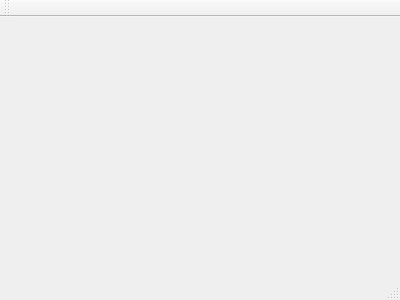
Above: mainwindow.ui from fkorsa/ProjectBlindTest before the change. Below: the same form after it.
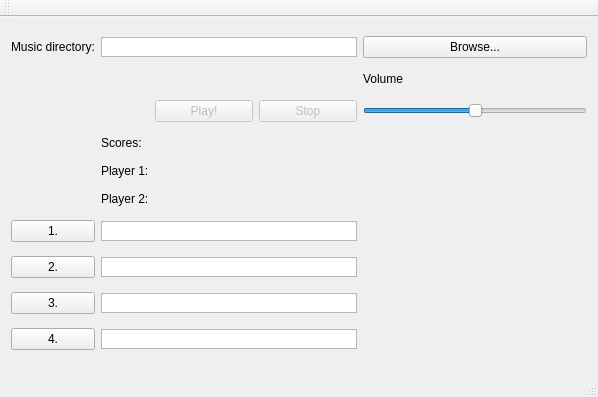
That is the form after the change.

Commit message: Created a basic GUI, 4 choices of music.

Diff of the .ui file:
```diff
--- a/mainwindow.ui
+++ b/mainwindow.ui
@@ -1,24 +1,257 @@
 <ui version="4.0">
  <class>MainWindow</class>
- <widget class="QMainWindow" name="MainWindow" >
-  <property name="geometry" >
+ <widget class="QMainWindow" name="MainWindow">
+  <property name="geometry">
    <rect>
     <x>0</x>
     <y>0</y>
-    <width>400</width>
-    <height>300</height>
+    <width>598</width>
+    <height>397</height>
    </rect>
   </property>
   <property name="windowTitle" >
    <string>MainWindow</string>
   </property>
-  <widget class="QMenuBar" name="menuBar" />
-  <widget class="QToolBar" name="mainToolBar" />
-  <widget class="QWidget" name="centralWidget" />
-  <widget class="QStatusBar" name="statusBar" />
+  <widget class="QWidget" name="centralWidget">
+   <layout class="QGridLayout" name="gridLayout">
+    <item row="2" column="5">
+     <widget class="QSlider" name="volumeSlider">
+      <property name="minimum">
+       <number>0</number>
+      </property>
+      <property name="maximum">
+       <number>100</number>
+      </property>
+      <property name="value">
+       <number>50</number>
+      </property>
+      <property name="orientation">
+       <enum>Qt::Horizontal</enum>
+      </property>
+     </widget>
+    </item>
+    <item row="4" column="3">
+     <widget class="QLabel" name="labelScore1">
+      <property name="text">
+       <string/>
+      </property>
+     </widget>
+    </item>
+    <item row="2" column="3">
+     <widget class="QPushButton" name="playButton">
+      <property name="enabled">
+       <bool>false</bool>
+      </property>
+      <property name="text">
+       <string>Play!</string>
+      </property>
+     </widget>
+    </item>
+    <item row="8" column="2" colspan="3">
+     <widget class="QTextBrowser" name="answerWidget3">
+      <property name="maximumSize">
+       <size>
+        <width>16777215</width>
+        <height>20</height>
+       </size>
+      </property>
+      <property name="verticalScrollBarPolicy">
+       <enum>Qt::ScrollBarAlwaysOff</enum>
+      </property>
+     </widget>
+    </item>
+    <item row="9" column="2" colspan="3">
+     <widget class="QTextBrowser" name="answerWidget4">
+      <property name="maximumSize">
+       <size>
+        <width>16777215</width>
+        <height>20</height>
+       </size>
+      </property>
+      <property name="verticalScrollBarPolicy">
+       <enum>Qt::ScrollBarAlwaysOff</enum>
+      </property>
+     </widget>
+    </item>
+    <item row="7" column="2" colspan="3">
+     <widget class="QTextBrowser" name="answerWidget2">
+      <property name="maximumSize">
+       <size>
+        <width>16777215</width>
+        <height>20</height>
+       </size>
+      </property>
+      <property name="verticalScrollBarPolicy">
+       <enum>Qt::ScrollBarAlwaysOff</enum>
+      </property>
+     </widget>
+    </item>
+    <item row="5" column="2">
+     <widget class="QLabel" name="label_3">
+      <property name="sizePolicy">
+       <sizepolicy hsizetype="Fixed" vsizetype="Fixed">
+        <horstretch>0</horstretch>
+        <verstretch>0</verstretch>
+       </sizepolicy>
+      </property>
+      <property name="text">
+       <string>Player 2:</string>
+      </property>
+     </widget>
+    </item>
+    <item row="8" column="0">
+     <widget class="QPushButton" name="pushButton_4">
+      <property name="text">
+       <string>3.</string>
+      </property>
+     </widget>
+    </item>
+    <item row="6" column="0">
+     <widget class="QPushButton" name="pushButton_2">
+      <property name="text">
+       <string>1.</string>
+      </property>
+     </widget>
+    </item>
+    <item row="7" column="0">
+     <widget class="QPushButton" name="pushButton_3">
+      <property name="text">
+       <string>2.</string>
+      </property>
+     </widget>
+    </item>
+    <item row="2" column="4">
+     <widget class="QPushButton" name="stopButton">
+      <property name="enabled">
+       <bool>false</bool>
+      </property>
+      <property name="text">
+       <string>Stop</string>
+      </property>
+     </widget>
+    </item>
+    <item row="9" column="0">
+     <widget class="QPushButton" name="pushButton_5">
+      <property name="text">
+       <string>4.</string>
+      </property>
+     </widget>
+    </item>
+    <item row="5" column="3">
+     <widget class="QLabel" name="labelScore2">
+      <property name="text">
+       <string/>
+      </property>
+     </widget>
+    </item>
+    <item row="4" column="2">
+     <widget class="QLabel" name="label_4">
+      <property name="sizePolicy">
+       <sizepolicy hsizetype="Fixed" vsizetype="Fixed">
+        <horstretch>0</horstretch>
+        <verstretch>0</verstretch>
+       </sizepolicy>
+      </property>
+      <property name="text">
+       <string>Player 1:</string>
+      </property>
+     </widget>
+    </item>
+    <item row="0" column="2" colspan="3">
+     <widget class="QTextBrowser" name="musicDirectoryWidget">
+      <property name="sizePolicy">
+       <sizepolicy hsizetype="Expanding" vsizetype="Maximum">
+        <horstretch>0</horstretch>
+        <verstretch>0</verstretch>
+       </sizepolicy>
+      </property>
+      <property name="maximumSize">
+       <size>
+        <width>16777215</width>
+        <height>20</height>
+       </size>
+      </property>
+      <property name="verticalScrollBarPolicy">
+       <enum>Qt::ScrollBarAlwaysOff</enum>
+      </property>
+     </widget>
+    </item>
+    <item row="0" column="0">
+     <widget class="QLabel" name="label">
+      <property name="text">
+       <string>Music directory:</string>
+      </property>
+     </widget>
+    </item>
+    <item row="3" column="2">
+     <widget class="QLabel" name="label_2">
+      <property name="sizePolicy">
+       <sizepolicy hsizetype="Fixed" vsizetype="Fixed">
+        <horstretch>0</horstretch>
+        <verstretch>0</verstretch>
+       </sizepolicy>
+      </property>
+      <property name="text">
+       <string>Scores: </string>
+      </property>
+     </widget>
+    </item>
+    <item row="0" column="5">
+     <widget class="QPushButton" name="browseButton">
+      <property name="text">
+       <string>Browse...</string>
+      </property>
+     </widget>
+    </item>
+    <item row="6" column="2" colspan="3">
+     <widget class="QTextBrowser" name="answerWidget1">
+      <property name="maximumSize">
+       <size>
+        <width>16777215</width>
+        <height>20</height>
+       </size>
+      </property>
+      <property name="verticalScrollBarPolicy">
+       <enum>Qt::ScrollBarAlwaysOff</enum>
+      </property>
+     </widget>
+    </item>
+    <item row="1" column="5">
+     <widget class="QLabel" name="label_5">
+      <property name="sizePolicy">
+       <sizepolicy hsizetype="Fixed" vsizetype="Fixed">
+        <horstretch>0</horstretch>
+        <verstretch>0</verstretch>
+       </sizepolicy>
+      </property>
+      <property name="text">
+       <string>Volume</string>
+      </property>
+     </widget>
+    </item>
+   </layout>
+  </widget>
+  <widget class="QMenuBar" name="menuBar">
+   <property name="geometry">
+    <rect>
+     <x>0</x>
+     <y>0</y>
+     <width>598</width>
+     <height>21</height>
+    </rect>
+   </property>
+  </widget>
+  <widget class="QToolBar" name="mainToolBar">
+   <attribute name="toolBarArea">
+    <enum>TopToolBarArea</enum>
+   </attribute>
+   <attribute name="toolBarBreak">
+    <bool>false</bool>
+   </attribute>
+  </widget>
+  <widget class="QStatusBar" name="statusBar"/>
  </widget>
- <layoutDefault spacing="6" margin="11" />
- <pixmapfunction></pixmapfunction>
+ <layoutdefault spacing="6" margin="11"/>
  <resources/>
  <connections/>
 </ui>
```
Left out of the diff: 3 changed lines with no effect on the pictures. The commit also changes 3 other files.
